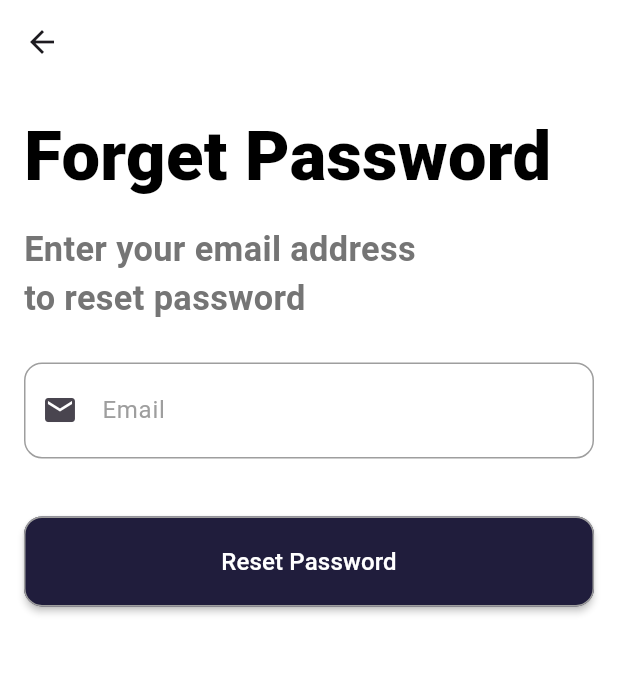
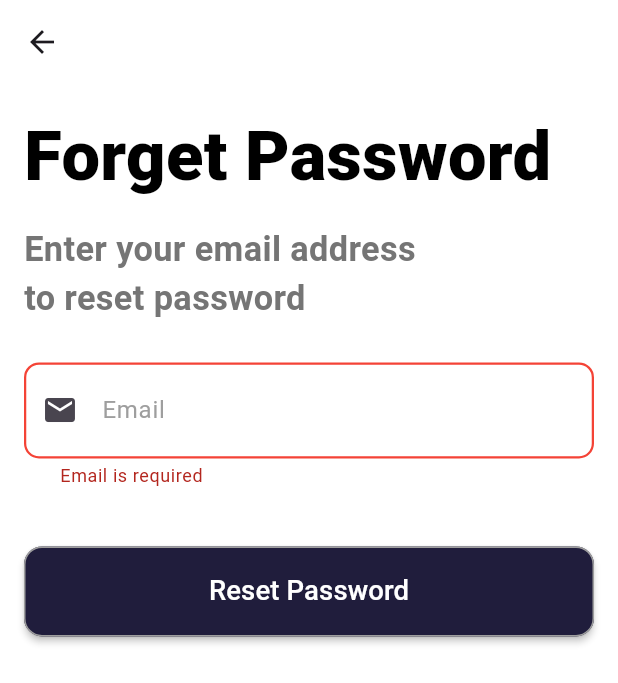
Before and after one commit to AfraimElkesEleia/VoltMarket, a Flutter app: the ForgetPasswordScreen screen opened by its route, after a tap on "Reset Password", on a phone screen of 412 x 824 dp. Shown: the top 683 px of the screen. Run offline on Flutter 3.47's test engine with Material 3 defaults, Android fonts, the phone set to English and light mode, and no system bars; our stand-ins replace bloc, flutter_screenutil, font_awesome_flutter, shared_preferences; accounts and stored records are empty.

Commit message:
Validate email field in forget password screen / add text styles of forget screens to class TextStyles

```diff
--- a/lib/core/theme/text_styles.dart
+++ b/lib/core/theme/text_styles.dart
@@ -49,4 +49,8 @@ abstract class TextStyles {
     color: Colors.grey[600],
     fontWeight: FontWeightHelper.semiBold,
   );
+  static TextStyle font16WhiteRegulare = TextStyle(
+    fontSize: 16.sp,
+    color: Colors.white,
+  );
 }
--- a/lib/features/login/ui/screens/forget_password_screen.dart
+++ b/lib/features/login/ui/screens/forget_password_screen.dart
@@ -1,7 +1,7 @@
 import 'package:flutter/material.dart';
 import 'package:flutter_screenutil/flutter_screenutil.dart';
+import 'package:volt_market/core/helper/app_regex.dart';
 import 'package:volt_market/core/helper/spacing_helper.dart';
-import 'package:volt_market/core/theme/font_weight_helper.dart';
 import 'package:volt_market/core/theme/text_styles.dart';
 import 'package:volt_market/core/widgets/button_app_widget.dart';
 import 'package:volt_market/core/widgets/text_app_widget.dart';
@@ -34,12 +34,26 @@ class ForgetPasswordScreen extends StatelessWidget {
                   textEditingController: textController,
                   text: 'Email',
                   prefixIcon: Icons.email,
+                  validator: (email) {
+                    if (email == null || email.isEmpty) {
+                      return 'Email is required';
+                    } else if (!AppRegex.checkEmailText(email)) {
+                      return 'Email is invalid!!';
+                    }
+                    return null;
+                  },
                 ),
                 verticalSpace(30),
                 ButtonAppWidget(
-                  onTap: () {},
+                  onTap: () {
+                    if (_formKey.currentState!.validate()) {
+                      debugPrint('reset password');
+                    } else {
+                      debugPrint('operation is invalid');
+                    }
+                  },
                   text: 'Reset Password',
-                  textStyle: TextStyle(fontSize: 16, color: Colors.white),
+                  textStyle: TextStyles.font16WhiteRegulare,
                 ),
               ],
             ),
```
